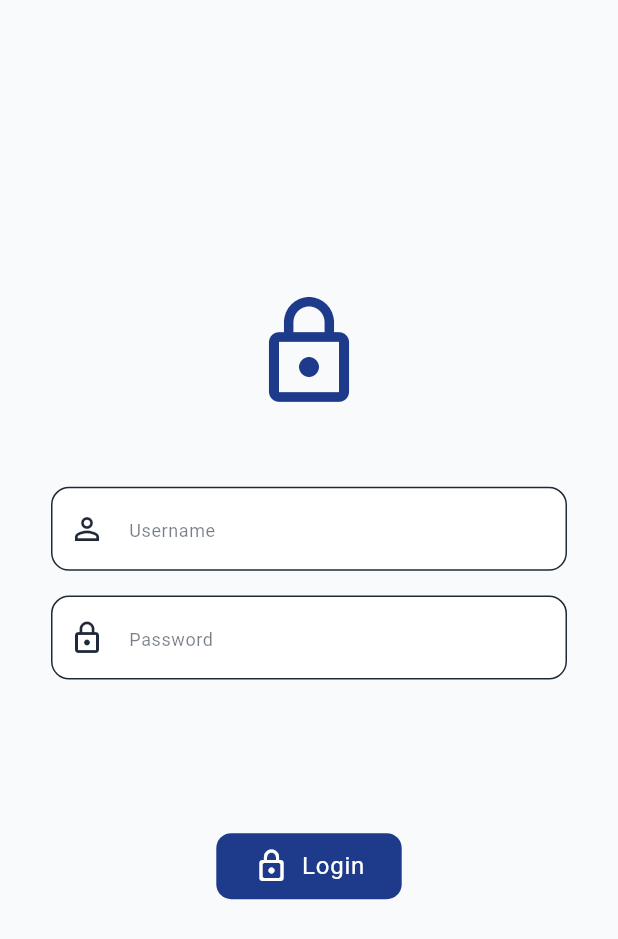
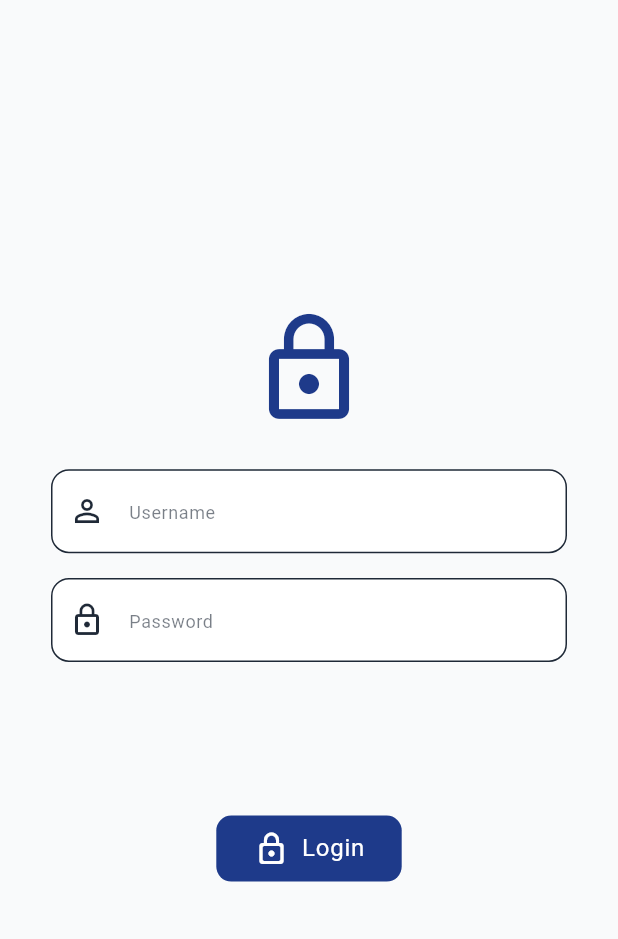
Before and after one commit to huzaifa-huzzi/Project_Lead, a Flutter app: the screen it shows after launch, on a phone screen of 412 x 824 dp. Shown: the top 939 px of the screen. Run offline on Flutter 3.47's test engine with Material 3 defaults, Android fonts, the phone set to English and light mode, and no system bars; our stand-ins replace get, intl_phone_field, loading_indicator.

Commit message:
Setting all the code and implemented widgets in the code

```diff
--- a/lib/View/Authentication/Login/LoginScreen.dart
+++ b/lib/View/Authentication/Login/LoginScreen.dart
@@ -6,6 +6,7 @@ import 'package:project_x/Resources/Reusable%20Widgets/TextInputForm/TextInputFo
 import 'package:project_x/Utils/Utils.dart';
 import 'package:project_x/View/Dashboard/DashboardScreen.dart';
 import '../../../View_model/Controllers/LoginController.dart';
+import 'Widgets/LoginAllInfo.dart';
 
 class LoginScreen extends StatefulWidget {
   const LoginScreen({super.key});
@@ -19,15 +20,6 @@ class _LoginScreenState extends State<LoginScreen> {
   final controller = Get.put(LoginController());
 
   @override
-  void dispose() {
-    controller.usernameController.dispose();
-    controller.passwordController.dispose();
-    controller.usernameFocus.dispose();
-    controller.passwordFocus.dispose();
-    super.dispose();
-  }
-
-  @override
   Widget build(BuildContext context) {
     SizingConfig.init(context);
 
@@ -39,68 +31,14 @@ class _LoginScreenState extends State<LoginScreen> {
             mainAxisAlignment: MainAxisAlignment.center,
             children: [
               /// 👤 Icon
-              Icon(Icons.lock_outline, size: 80, color: Theme.of(context).colorScheme.primary),
-              const SizedBox(height: 40),
-
-              Form(
-                key: _formKey,
-                child: Padding(
-                  padding: const EdgeInsets.all(10.0),
-                  child: Column(
-                    mainAxisAlignment: MainAxisAlignment.center,
-                    children: [
-                      TextInputForm(
-                        myController: controller.usernameController,
-                        focusNode: controller.usernameFocus,
-                        onFieldSubmittedView: (value) {
-                          Utils.fieldFocusChange(context, controller.usernameFocus, controller.passwordFocus);
-                        },
-                        keyBoardType: TextInputType.text,
-                        hint: 'Username',
-                        iconData: Icons.person_outline,
-                        onValidator: (value) {
-                          if (value!.isEmpty) {
-                            return 'Please enter username';
-                          }
-                          return null;
-                        },
-                      ),
-                       SizedBox(height: SizingConfig.height(0.02)),
-                      TextInputForm(
-                        myController: controller.passwordController,
-                        focusNode: controller.passwordFocus,
-                        onFieldSubmittedView: (value) {
-                          Utils.fieldFocusChange(context, controller.passwordFocus, controller.usernameFocus);
-                        },
-                        keyBoardType: TextInputType.text,
-                        hint: 'Password',
-                        iconData: Icons.lock_outline,
-                        onValidator: (value) {
-                          if (value!.isEmpty) {
-                            return 'Please enter password';
-                          }
-                          return null;
-                        },
-                      ),
-                      SizedBox(height: SizingConfig.height(0.1)),
-
-                     /// Login Button
-                      Obx(() => Padding(
-                        padding: const EdgeInsets.symmetric(vertical: 20,horizontal: 20),
-                        child: RoundedButton(
-                          title: 'Login',
-                          loading: controller.loading.value,
-                          onTap: () {
-                            controller.loading.value = true;
-                            Get.to(DashboardScreen());
-                            controller.loading.value = false;
-                          },
-                        ),
-                      )),
-                    ],
-                  ),
-                ),
+              Icon(
+                Icons.lock_outline,
+                size: 80,
+                color: Theme.of(context).colorScheme.primary,
               ),
+              SizedBox(height: SizingConfig.height(0.02)),
+              /// All other information etc (textforms Fields & Button)
+              LoginAllInfo(formKey: _formKey, controller: controller),
             ],
           ),
         ),
--- /dev/null
+++ b/lib/View/Authentication/Login/Widgets/LoginAllInfo.dart
@@ -0,0 +1,99 @@
+import 'package:flutter/material.dart';
+import 'package:get/get.dart';
+import '../../../../Resources/Reusable Widgets/RoundedButton.dart';
+import '../../../../Resources/Reusable Widgets/Sizing of Screen.dart';
+import '../../../../Resources/Reusable Widgets/TextInputForm/TextInputForm.dart';
+import '../../../../Utils/Utils.dart';
+import '../../../../View_model/Controllers/LoginController.dart';
+import '../../../Dashboard/DashboardScreen.dart';
+
+
+
+
+class LoginAllInfo extends StatelessWidget {
+  const LoginAllInfo({
+    super.key,
+    required GlobalKey<FormState> formKey,
+    required this.controller,
+  }) : _formKey = formKey;
+
+  final GlobalKey<FormState> _formKey;
+  final LoginController controller;
+
+  @override
+  Widget build(BuildContext context) {
+    SizingConfig.init(context);
+    return Form(
+      key: _formKey,
+      child: Padding(
+        padding: const EdgeInsets.all(10.0),
+        child: Column(
+          mainAxisAlignment: MainAxisAlignment.center,
+          children: [
+            TextInputForm(
+              myController: controller.usernameController,
+              focusNode: controller.usernameFocus,
+              onFieldSubmittedView: (value) {
+                Utils.fieldFocusChange(
+                  context,
+                  controller.usernameFocus,
+                  controller.passwordFocus,
+                );
+              },
+              keyBoardType: TextInputType.text,
+              hint: 'Username',
+              iconData: Icons.person_outline,
+              onValidator: (value) {
+                if (value!.isEmpty) {
+                  return 'Please enter username';
+                }
+                return null;
+              },
+            ),
+            SizedBox(height: SizingConfig.height(0.02)),
+            TextInputForm(
+              myController: controller.passwordController,
+              focusNode: controller.passwordFocus,
+              onFieldSubmittedView: (value) {
+                Utils.fieldFocusChange(
+                  context,
+                  controller.passwordFocus,
+                  controller.usernameFocus,
+                );
+              },
+              keyBoardType: TextInputType.text,
+              hint: 'Password',
+              iconData: Icons.lock_outline,
+              onValidator: (value) {
+                if (value!.isEmpty) {
+                  return 'Please enter password';
+                }
+                return null;
+              },
+            ),
+            SizedBox(height: SizingConfig.height(0.1)),
+
+            /// Login Button
+            Obx(
+                  () => Padding(
+                padding: const EdgeInsets.symmetric(
+                  vertical: 20,
+                  horizontal: 20,
+                ),
+                child: RoundedButton(
+                  title: 'Login',
+                  loading: controller.loading.value,
+                  onTap: () {
+                    controller.loading.value = true;
+                    Get.to(DashboardScreen());
+                    controller.loading.value = false;
+                  },
+                ),
+              ),
+            ),
+          ],
+        ),
+      ),
+    );
+  }
+}
--- a/lib/View/Home/HomeScreen.dart
+++ b/lib/View/Home/HomeScreen.dart
@@ -59,7 +59,7 @@ class _HomeScreenState extends State<HomeScreen> {
 
             SizedBox(height: SizingConfig.height(0.04)),
 
-            /// ✅ Completed Form Preview
+            ///  Completed Form Preview
             Center(
               child: Container(
                 constraints: const BoxConstraints(maxWidth: 900),
```
Also changed, not shown: lib/View/Form/Form.dart (+8 -12 lines), lib/View/Form/Widgets/FormFillingButtonWidgets.dart (added, +32 -0 lines), lib/View_model/Controllers/LoginController.dart (+8 -1 lines).
